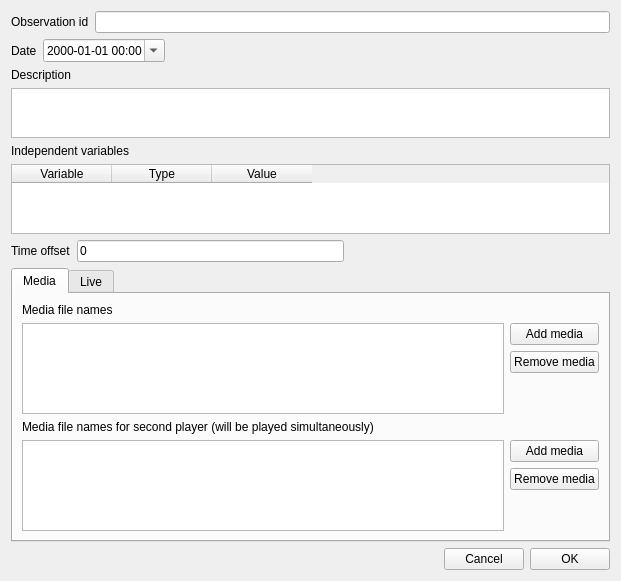
Above: observation.ui from olivierfriard/BORIS before the change. Below: the same form after it.
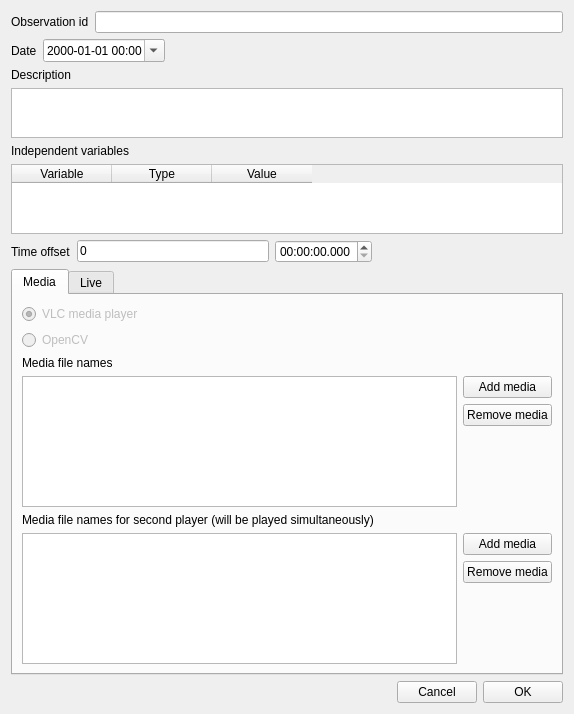
That is the form after the change.

```diff
--- a/observation.ui
+++ b/observation.ui
@@ -6,8 +6,8 @@
    <rect>
     <x>0</x>
     <y>0</y>
-    <width>621</width>
-    <height>581</height>
+    <width>574</width>
+    <height>714</height>
    </rect>
   </property>
   <property name="windowTitle">
@@ -128,6 +128,13 @@
        </property>
       </widget>
      </item>
+     <item>
+      <widget class="QTimeEdit" name="teTimeOffset">
+       <property name="displayFormat">
+        <string>hh:mm:ss.zzz</string>
+       </property>
+      </widget>
+     </item>
      <item>
       <spacer name="horizontalSpacer_2">
        <property name="orientation">
@@ -179,6 +186,29 @@
          <string>Media</string>
         </attribute>
         <layout class="QVBoxLayout" name="verticalLayout_7">
+         <item>
+          <widget class="QRadioButton" name="rbVLC">
+           <property name="enabled">
+            <bool>false</bool>
+           </property>
+           <property name="text">
+            <string>VLC media player</string>
+           </property>
+           <property name="checked">
+            <bool>true</bool>
+           </property>
+          </widget>
+         </item>
+         <item>
+          <widget class="QRadioButton" name="rbOpenCV">
+           <property name="enabled">
+            <bool>false</bool>
+           </property>
+           <property name="text">
+            <string>OpenCV</string>
+           </property>
+          </widget>
+         </item>
          <item>
           <widget class="QLabel" name="label_5">
            <property name="text">
```
Left out of the diff: 4 changed lines with no effect on the pictures.
